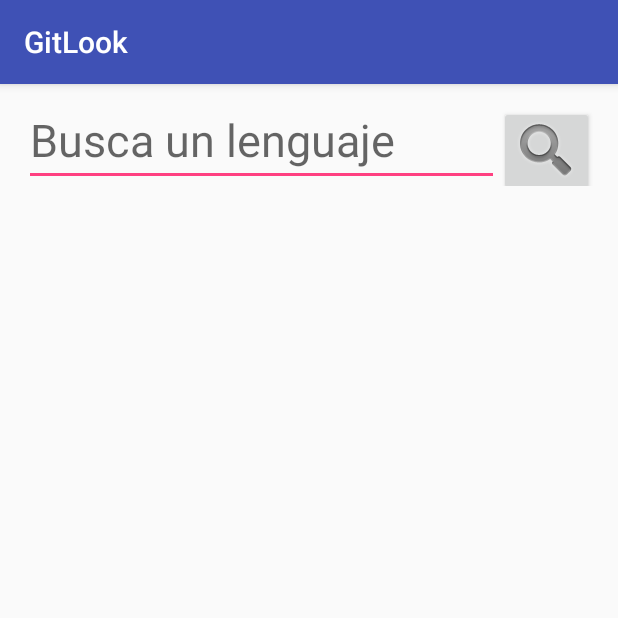
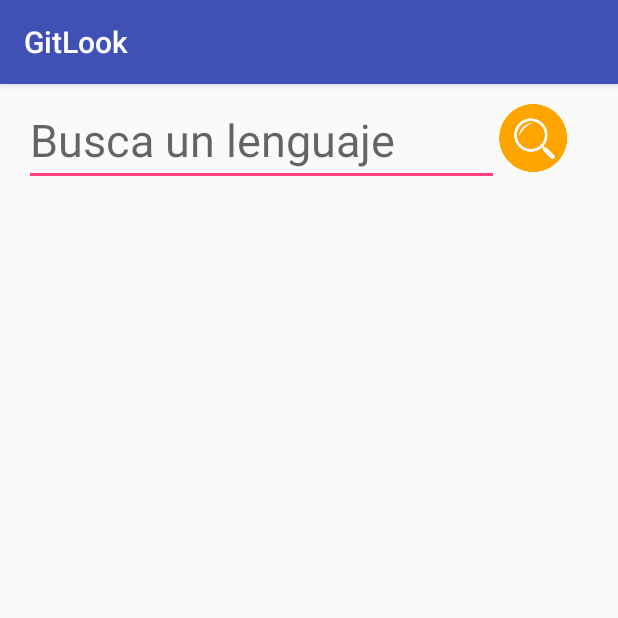
Before and after one commit to albertomadrazo/Gitlook, an Android app: the screen it shows after launch (MainActivity), on a phone screen of 412 x 824 dp, the top half of it. Run offline under Robolectric (Android 15) with nearby library versions, the phone set to English and light mode, and no system bars; libraries missing offline, so code that uses them is left out: retrofit.client.

Commit message:
Cambia el boton de buscar, mas cambios en diseno.

```diff
--- a/app/src/main/java/com/albertomadrazo/android/gitlook/activity/MainActivity.java
+++ b/app/src/main/java/com/albertomadrazo/android/gitlook/activity/MainActivity.java
@@ -9,6 +9,7 @@ import android.view.inputmethod.EditorInfo;
 import android.view.inputmethod.InputMethodManager;
 import android.widget.Button;
 import android.widget.EditText;
+import android.widget.ImageView;
 import android.widget.TextView;
 import android.widget.Toast;
 
@@ -18,7 +19,7 @@ import com.albertomadrazo.android.gitlook.fragment.RepositoriosListaFragment;
 public class MainActivity extends AppCompatActivity {
 
     private final String LISTA_FRAGMENT_TAG = "ListaFragment";
-    private Button btn_searchLang;
+    private ImageView btn_searchLang;
     private EditText et_lenguaje;
 
     @Override
@@ -28,7 +29,7 @@ public class MainActivity extends AppCompatActivity {
 
         et_lenguaje = (EditText) findViewById(R.id.et_buscador);
 
-        btn_searchLang = (Button) findViewById(R.id.btn_busca);
+        btn_searchLang = (ImageView) findViewById(R.id.btn_busca);
         btn_searchLang.setOnClickListener(new View.OnClickListener() {
             @Override
             public void onClick(View view) {
--- a/app/src/main/java/com/albertomadrazo/android/gitlook/activity/RepoDetalleActivity.java
+++ b/app/src/main/java/com/albertomadrazo/android/gitlook/activity/RepoDetalleActivity.java
@@ -46,6 +46,7 @@ public class RepoDetalleActivity extends AppCompatActivity{
 
         tvNombreRepo = (TextView) findViewById(R.id.detalle_nombre_repo);
         tvNombreRepo.setText(repoName);
+        tvNombreRepo.setTextColor(Color.parseColor("#42C0FB"));
 
         tvDescripcionRepo = (TextView) findViewById(R.id.detalle_descripcion_repo);
         tvDescripcionRepo.setText(repoDescripcion);
--- a/app/src/main/res/layout/activity_main.xml
+++ b/app/src/main/res/layout/activity_main.xml
@@ -16,6 +16,7 @@
         android:layout_width="match_parent"
         android:layout_height="60dp"
         android:weightSum="6"
+        android:layout_marginBottom="10dp"
         >
         <EditText
             android:id="@+id/et_buscador"
@@ -26,23 +27,27 @@
             android:layout_height="wrap_content"
             android:singleLine="true"
             android:imeOptions="actionDone" />
-        <Button
-            android:id="@+id/btn_busca"
-            android:paddingTop="8dp"
-            android:paddingLeft="8dp"
-            android:paddingRight="8dp"
-            android:paddingBottom="8dp"
-            android:drawableRight="@android:drawable/ic_search_category_default"
+        <LinearLayout
             android:layout_width="0dp"
             android:layout_weight="1"
-            android:layout_height="wrap_content"/>
+            android:paddingTop="5dp"
+            android:layout_height="wrap_content">
+            <ImageView
+                android:id="@+id/btn_busca"
+                android:background="@drawable/search"
+                android:layout_width="45dp"
+                android:layout_height="45dp"
+                />
+        </LinearLayout>
+
     </LinearLayout>
 
     <LinearLayout
         android:layout_width="match_parent"
         android:layout_height="match_parent" >
 
-        <include layout="@layout/fragment_lista" />
+        <include layout="@layout/fragment_lista"
+                 android:layout_height="378dp"/>
     </LinearLayout>
 
 </LinearLayout>
--- a/app/src/main/res/layout/activity_repo_detalle.xml
+++ b/app/src/main/res/layout/activity_repo_detalle.xml
@@ -8,7 +8,7 @@
               android:orientation="vertical"
               android:layout_width="match_parent"
               android:layout_height="match_parent"
-              android:padding="16dp"
+              android:padding="22dp"
     >
 
     <TextView
--- a/app/src/main/res/layout/lista_item_repositorio.xml
+++ b/app/src/main/res/layout/lista_item_repositorio.xml
@@ -16,13 +16,13 @@
             android:id="@+id/nombre_repo"
             android:textSize="20sp"
             android:layout_width="0dp"
-            android:layout_weight="8"
+            android:layout_weight="7.5"
             android:layout_height="wrap_content"
             android:text="Nombre repositorio de github"
             android:textColor="#000000" />
         <LinearLayout
             android:layout_width="0dp"
-            android:layout_weight="2"
+            android:layout_weight="2.5"
             android:layout_height="wrap_content"
             android:orientation="horizontal"
             android:weightSum="4">
@@ -38,6 +38,7 @@
                 android:layout_weight="3"
                 android:textSize="16sp"
                 android:textColor="#333333"
+                android:paddingLeft="5dp"
                 android:layout_gravity="center_vertical"
                 android:layout_height="wrap_content"/>
         </LinearLayout>
```
Also changed, not shown: app/src/main/res/drawable/search.png (added).
